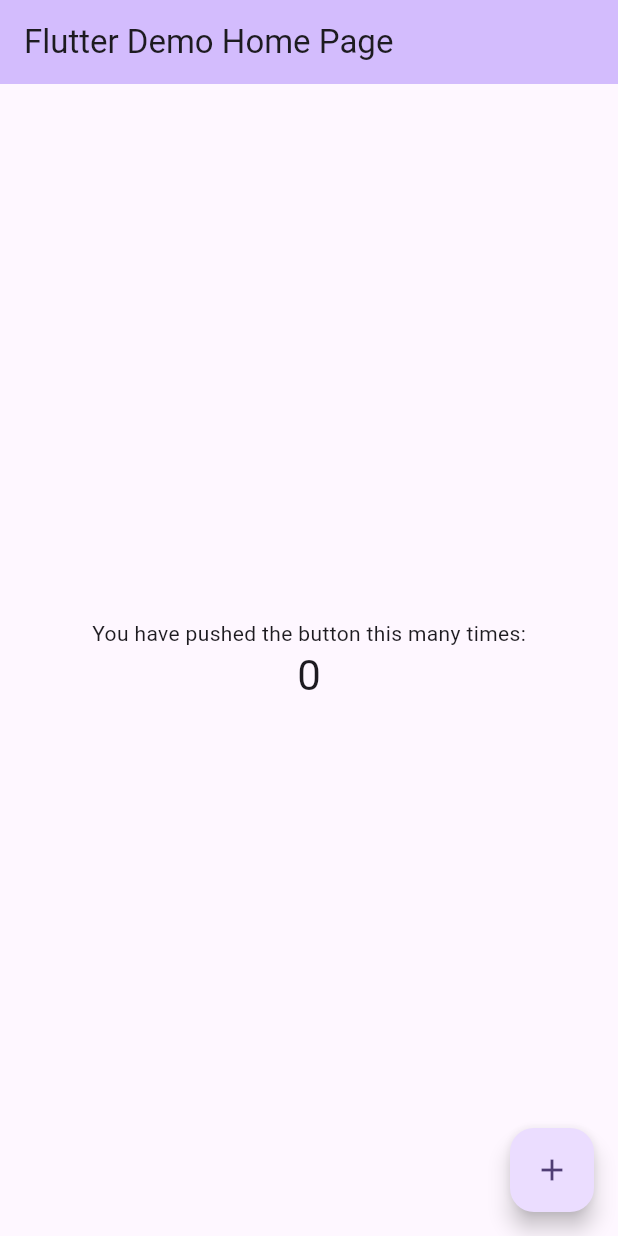
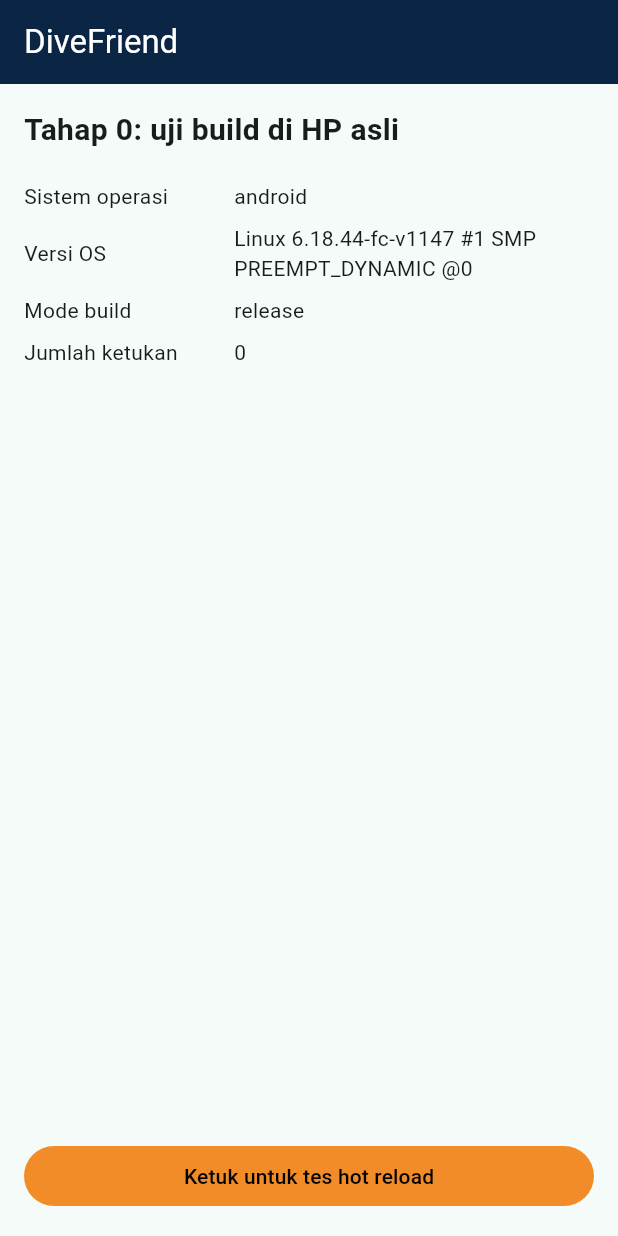
Before and after one commit to Ginpra/divefriend, a Flutter app: the screen it shows after launch, on a phone screen of 412 x 824 dp. Run offline on Flutter 3.47's test engine with Material 3 defaults, Android fonts, the phone set to English and light mode, and no system bars.

Commit message:
chore: init project DiveFriend dan layar uji build Tahap 0

```diff
--- /dev/null
+++ b/lib/config/secrets.example.dart
@@ -0,0 +1,8 @@
+// TEMPLATE. Aman di-commit.
+// Cara pakai (mulai Tahap 4/7/9): salin file ini jadi `secrets.dart`, lalu isi nilainya.
+// `secrets.dart` sudah masuk .gitignore, jadi tidak ikut ter-commit.
+class Secrets {
+  static const String supabaseUrl = 'ISI_DI_SECRETS_DART';
+  static const String supabaseAnonKey = 'ISI_DI_SECRETS_DART';
+  static const String geminiApiKey = 'ISI_DI_SECRETS_DART';
+}
--- a/lib/main.dart
+++ b/lib/main.dart
@@ -1,122 +1,111 @@
+import 'dart:io' show Platform;
+
+import 'package:flutter/foundation.dart';
 import 'package:flutter/material.dart';
 
 void main() {
-  runApp(const MyApp());
+  runApp(const DiveFriendApp());
 }
 
-class MyApp extends StatelessWidget {
-  const MyApp({super.key});
+/// Warna utama sesuai brief desain: biru tua + teal, aksen oranye untuk tombol utama.
+class AppColors {
+  static const Color navy = Color(0xFF0B2545);
+  static const Color teal = Color(0xFF13A89E);
+  static const Color orange = Color(0xFFF28C28);
+}
 
-  // This widget is the root of your application.
+class DiveFriendApp extends StatelessWidget {
+  const DiveFriendApp({super.key});
+
   @override
   Widget build(BuildContext context) {
     return MaterialApp(
-      title: 'Flutter Demo',
+      title: 'DiveFriend',
+      debugShowCheckedModeBanner: false,
       theme: ThemeData(
-        // This is the theme of your application.
-        //
-        // TRY THIS: Try running your application with "flutter run". You'll see
-        // the application has a purple toolbar. Then, without quitting the app,
-        // try changing the seedColor in the colorScheme below to Colors.green
-        // and then invoke "hot reload" (save your changes or press the "hot
-        // reload" button in a Flutter-supported IDE, or press "r" if you used
-        // the command line to start the app).
-        //
-        // Notice that the counter didn't reset back to zero; the application
-        // state is not lost during the reload. To reset the state, use hot
-        // restart instead.
-        //
-        // This works for code too, not just values: Most code changes can be
-        // tested with just a hot reload.
-        colorScheme: .fromSeed(seedColor: Colors.deepPurple),
+        useMaterial3: true,
+        colorScheme: ColorScheme.fromSeed(
+          seedColor: AppColors.teal,
+          primary: AppColors.navy,
+          secondary: AppColors.teal,
+          tertiary: AppColors.orange,
+        ),
+        filledButtonTheme: FilledButtonThemeData(
+          style: FilledButton.styleFrom(
+            backgroundColor: AppColors.orange,
+            foregroundColor: Colors.black,
+          ),
+        ),
       ),
-      home: const MyHomePage(title: 'Flutter Demo Home Page'),
+      home: const BuildCheckPage(),
     );
   }
 }
 
-class MyHomePage extends StatefulWidget {
-  const MyHomePage({super.key, required this.title});
-
-  // This widget is the home page of your application. It is stateful, meaning
-  // that it has a State object (defined below) that contains fields that affect
-  // how it looks.
-
-  // This class is the configuration for the state. It holds the values (in this
-  // case the title) provided by the parent (in this case the App widget) and
-  // used by the build method of the State. Fields in a Widget subclass are
-  // always marked "final".
-
-  final String title;
+/// Layar sementara Tahap 0: hanya untuk membuktikan app terbangun dan jalan di HP asli.
+/// Layar ini dibuang/diganti di Tahap 1.
+class BuildCheckPage extends StatefulWidget {
+  const BuildCheckPage({super.key});
 
   @override
-  State<MyHomePage> createState() => _MyHomePageState();
+  State<BuildCheckPage> createState() => _BuildCheckPageState();
 }
 
-class _MyHomePageState extends State<MyHomePage> {
-  int _counter = 0;
+class _BuildCheckPageState extends State<BuildCheckPage> {
+  int _tapCount = 0;
 
-  void _incrementCounter() {
-    setState(() {
-      // This call to setState tells the Flutter framework that something has
-      // changed in this State, which causes it to rerun the build method below
-      // so that the display can reflect the updated values. If we changed
-      // _counter without calling setState(), then the build method would not be
-      // called again, and so nothing would appear to happen.
-      _counter++;
-    });
+  String get _buildMode {
+    if (kReleaseMode) return 'release';
+    if (kProfileMode) return 'profile';
+    return 'debug';
   }
 
   @override
   Widget build(BuildContext context) {
-    // This method is rerun every time setState is called, for instance as done
-    // by the _incrementCounter method above.
-    //
-    // The Flutter framework has been optimized to make rerunning build methods
-    // fast, so that you can just rebuild anything that needs updating rather
-    // than having to individually change instances of widgets.
+    final rows = <MapEntry<String, String>>[
+      MapEntry('Sistem operasi', Platform.operatingSystem),
+      MapEntry('Versi OS', Platform.operatingSystemVersion),
+      MapEntry('Mode build', _buildMode),
+      MapEntry('Jumlah ketukan', '$_tapCount'),
+    ];
+
     return Scaffold(
       appBar: AppBar(
-        // TRY THIS: Try changing the color here to a specific color (to
-        // Colors.amber, perhaps?) and trigger a hot reload to see the AppBar
-        // change color while the other colors stay the same.
-        backgroundColor: Theme.of(context).colorScheme.inversePrimary,
-        // Here we take the value from the MyHomePage object that was created by
-        // the App.build method, and use it to set our appbar title.
-        title: Text(widget.title),
+        backgroundColor: AppColors.navy,
+        foregroundColor: Colors.white,
+        title: const Text('DiveFriend'),
       ),
-      body: Center(
-        // Center is a layout widget. It takes a single child and positions it
-        // in the middle of the parent.
+      body: Padding(
+        padding: const EdgeInsets.all(16),
         child: Column(
-          // Column is also a layout widget. It takes a list of children and
-          // arranges them vertically. By default, it sizes itself to fit its
-          // children horizontally, and tries to be as tall as its parent.
-          //
-          // Column has various properties to control how it sizes itself and
-          // how it positions its children. Here we use mainAxisAlignment to
-          // center the children vertically; the main axis here is the vertical
-          // axis because Columns are vertical (the cross axis would be
-          // horizontal).
-          //
-          // TRY THIS: Invoke "debug painting" (choose the "Toggle Debug Paint"
-          // action in the IDE, or press "p" in the console), to see the
-          // wireframe for each widget.
-          mainAxisAlignment: .center,
+          crossAxisAlignment: CrossAxisAlignment.start,
           children: [
-            const Text('You have pushed the button this many times:'),
-            Text(
-              '$_counter',
-              style: Theme.of(context).textTheme.headlineMedium,
+            const Text(
+              'Tahap 0: uji build di HP asli',
+              style: TextStyle(fontSize: 20, fontWeight: FontWeight.bold),
+            ),
+            const SizedBox(height: 16),
+            for (final row in rows)
+              Padding(
+                padding: const EdgeInsets.symmetric(vertical: 4),
+                child: Row(
+                  children: [
+                    SizedBox(width: 140, child: Text(row.key)),
+                    Expanded(child: Text(row.value)),
+                  ],
+                ),
+              ),
+            const Spacer(),
+            SizedBox(
+              width: double.infinity,
+              child: FilledButton(
+                onPressed: () => setState(() => _tapCount++),
+                child: const Text('Ketuk untuk tes hot reload'),
+              ),
             ),
           ],
         ),
       ),
-      floatingActionButton: FloatingActionButton(
-        onPressed: _incrementCounter,
-        tooltip: 'Increment',
-        child: const Icon(Icons.add),
-      ),
     );
   }
 }
```
Also changed, not shown: 2 other files.
